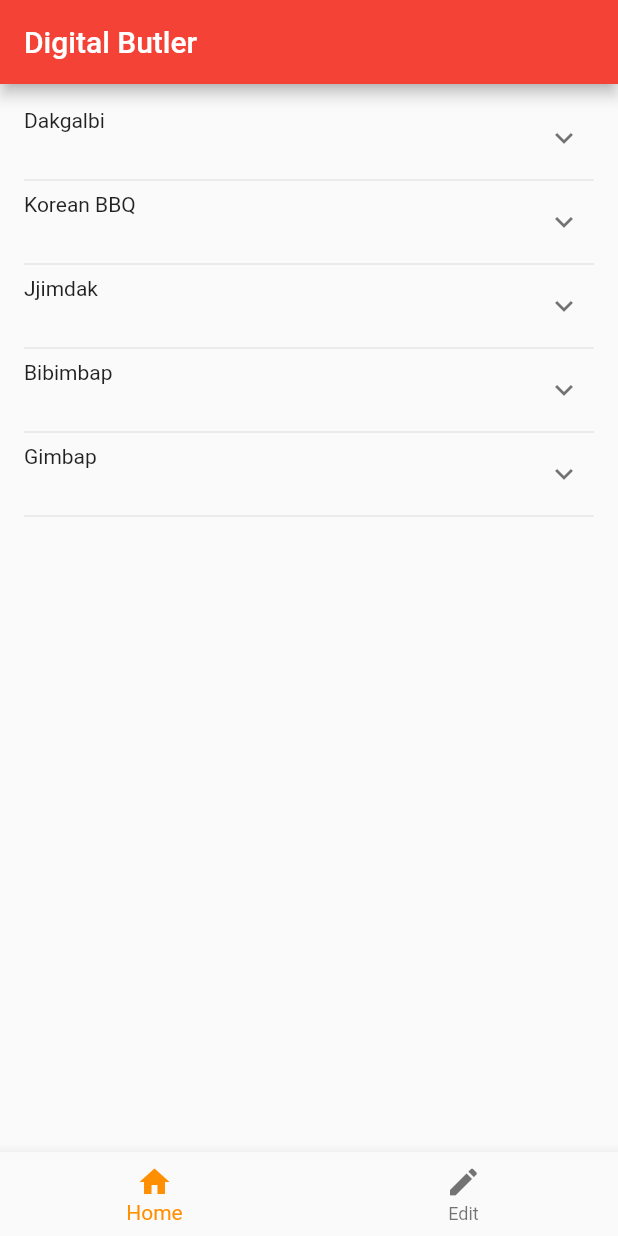
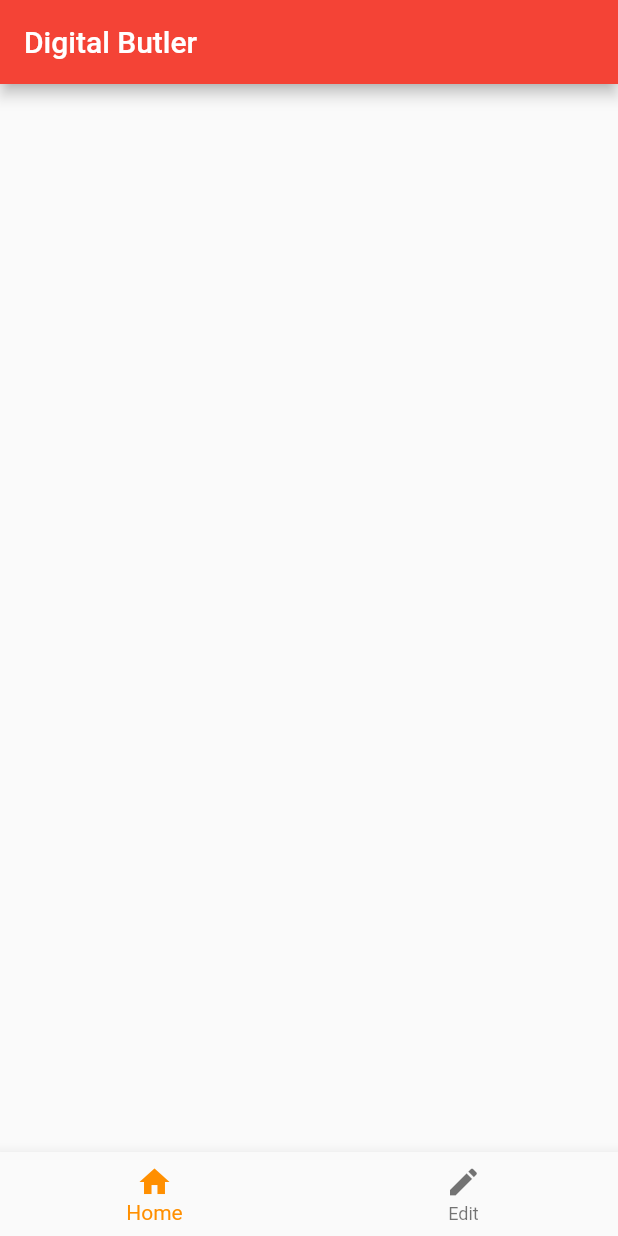
Before and after one commit to Taimonania/digital-butler, a Flutter app: the screen it shows after launch, on a phone screen of 412 x 824 dp. Run offline on Flutter 3.47's test engine with Material 2 defaults, Android fonts, the phone set to English and light mode, and no system bars; drawn by our look-alikes of expandable; our stand-ins replace localstorage.

Commit message:
drop down

```diff
--- a/db_app/lib/data_helper.dart
+++ b/db_app/lib/data_helper.dart
@@ -48,7 +48,7 @@ class DataService {
 
   void storeMeals(MealList meals) async {
     await storage.ready;
-    storage.setItem('meals', meals);
+    storage.setItem('meals', meals.toJSONEncodable());
   }
 
   Future<MealList> getMeals() async {
--- a/db_app/lib/overview.dart
+++ b/db_app/lib/overview.dart
@@ -21,11 +21,11 @@ class _OverviewState extends State<Overview> {
   _OverviewState() {
     _meals = MealList();
 
-    _meals.add(MealItem(name: "Dakgalbi", tasty: false));
-    _meals.add(MealItem(name: "Korean BBQ", tasty: false));
-    _meals.add(MealItem(name: "Jjimdak", tasty: false));
-    _meals.add(MealItem(name: "Bibimbap", tasty: false));
-    _meals.add(MealItem(name: "Gimbap", tasty: false));
+    // _meals.add(MealItem(name: "Dakgalbi", tasty: false));
+    // _meals.add(MealItem(name: "Korean BBQ", tasty: false));
+    // _meals.add(MealItem(name: "Jjimdak", tasty: false));
+    // _meals.add(MealItem(name: "Bibimbap", tasty: false));
+    // _meals.add(MealItem(name: "Gimbap", tasty: false));
   }
 
   Widget _buildMealRow(MealItem meal) {
```
